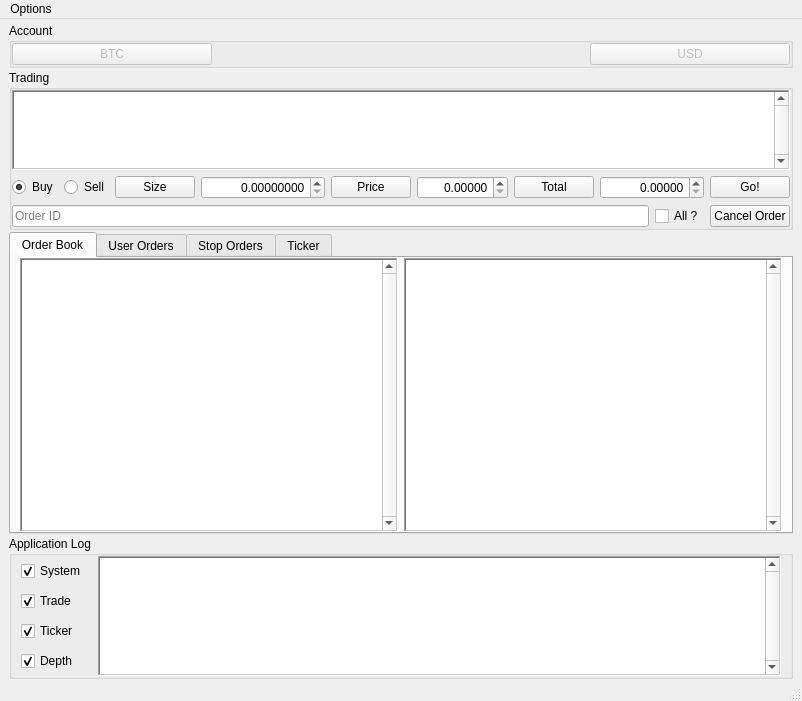
First picture: the form in goxgui/ui/main_window.ui, repository genbtc/goxgui, before the edit.
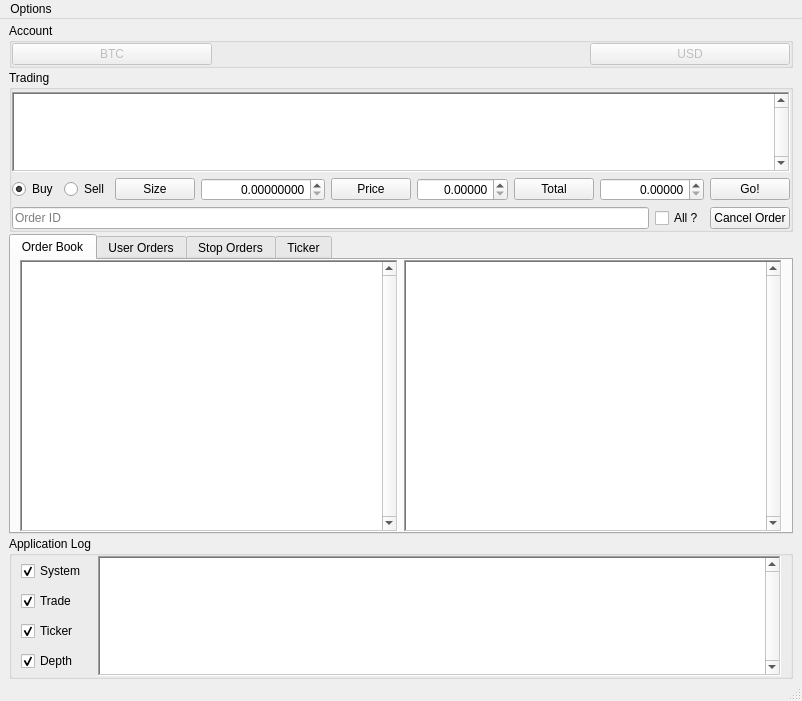
Second picture: the form after the edit.

Diff of the .ui file:
```diff
--- a/goxgui/ui/main_window.ui
+++ b/goxgui/ui/main_window.ui
@@ -159,7 +159,16 @@
        <bool>false</bool>
       </property>
       <layout class="QVBoxLayout" name="verticalLayout">
-       <property name="margin">
+       <property name="leftMargin">
+        <number>0</number>
+       </property>
+       <property name="topMargin">
+        <number>2</number>
+       </property>
+       <property name="rightMargin">
+        <number>0</number>
+       </property>
+       <property name="bottomMargin">
         <number>0</number>
        </property>
        <item>
@@ -1066,7 +1075,7 @@
        <item row="0" column="0">
         <layout class="QVBoxLayout" name="verticalLayout_4">
          <item>
-          <widget class="QCheckBox" name="checkBoxLogTrade">
+          <widget class="QCheckBox" name="checkBoxLogSystem">
            <property name="sizePolicy">
             <sizepolicy hsizetype="Maximum" vsizetype="Minimum">
              <horstretch>0</horstretch>
@@ -1082,7 +1091,7 @@
           </widget>
          </item>
          <item>
-          <widget class="QCheckBox" name="checkBoxLogSystem">
+          <widget class="QCheckBox" name="checkBoxLogTrade">
            <property name="sizePolicy">
             <sizepolicy hsizetype="Maximum" vsizetype="Minimum">
              <horstretch>0</horstretch>
```
